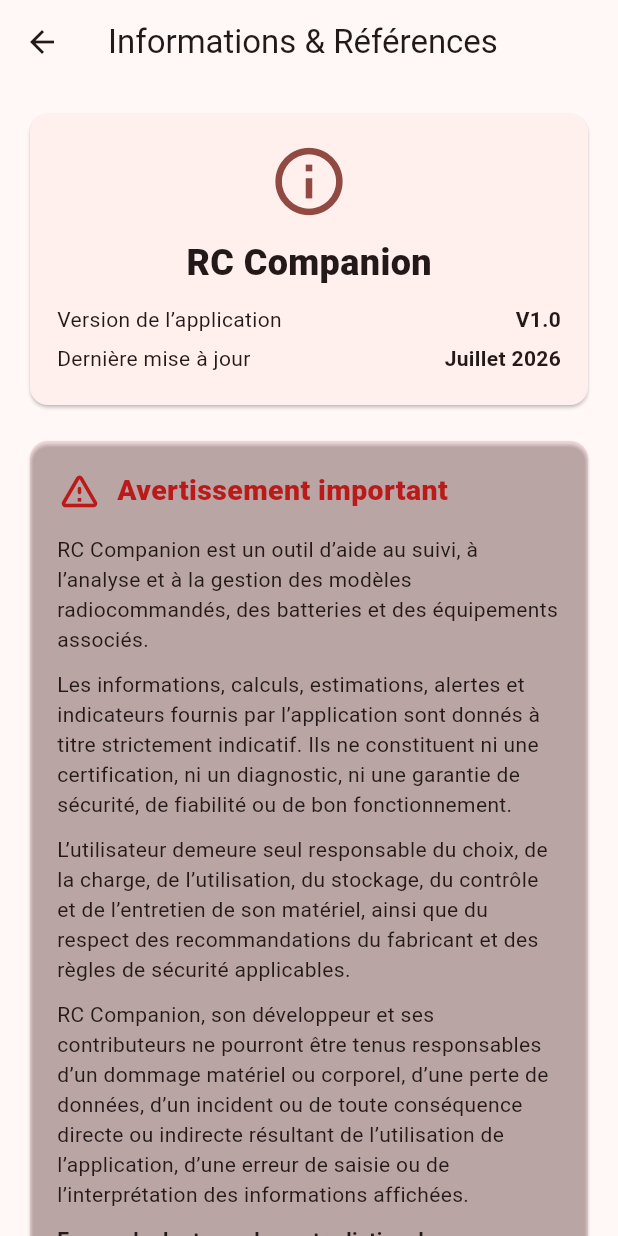
After one commit to ClemClem-RC69/rc_companion, a Flutter app: the screen it shows once a user with an empty profile is signed in, after a tap on "Informations & Références", on a phone screen of 412 x 824 dp. The commit adds this screen. Run offline on Flutter 3.47's test engine with Material 3 defaults, Android fonts, the phone set to English and light mode, and no system bars; our stand-ins replace file_picker, image_picker, pdf, printing, qr_flutter, supabase_flutter; missing offline and left inert: mobile_scanner, pdfrx; accounts and stored records are empty; statements that could not run were skipped; project files that could hold a hidden picture were left out.

Commit message:
Ajout page Informations et Références

```diff
--- a/lib/features/dashboard/dashboard_page.dart
+++ b/lib/features/dashboard/dashboard_page.dart
@@ -3,6 +3,7 @@ import 'package:supabase_flutter/supabase_flutter.dart';
 
 import '../../pages/radios_page.dart';
 import '../batteries/batteries_page.dart';
+import '../info/info_page.dart';
 import '../maintenance/maintenance_page.dart';
 import '../models/models_page.dart';
 import '../sessions/sessions_page.dart';
@@ -131,6 +132,15 @@ class DashboardPage extends StatelessWidget {
             subtitle: 'Réparations, réglages et modifications',
             onTap: () => open(context, const MaintenancePage()),
           ),
+          const SizedBox(height: 8),
+          Align(
+            alignment: Alignment.centerRight,
+            child: TextButton.icon(
+              onPressed: () => open(context, const InfoPage()),
+              icon: const Icon(Icons.info_outline, size: 20),
+              label: const Text('Informations & Références'),
+            ),
+          ),
         ],
       ),
     );
--- /dev/null
+++ b/lib/features/info/info_page.dart
@@ -0,0 +1,300 @@
+import 'package:flutter/material.dart';
+
+class InfoPage extends StatelessWidget {
+  const InfoPage({super.key});
+
+  static const String appVersion = 'V1.0';
+  static const String batteryHealthVersion = 'V1.0';
+  static const String batteryCompatibilityVersion = 'V1.0';
+  static const String lastUpdate = 'Juillet 2026';
+
+  @override
+  Widget build(BuildContext context) {
+    return Scaffold(
+      appBar: AppBar(
+        title: const Text('Informations & Références'),
+      ),
+      body: ListView(
+        padding: const EdgeInsets.fromLTRB(16, 16, 16, 32),
+        children: [
+          _headerCard(context),
+          const SizedBox(height: 16),
+          _warningCard(context),
+          const SizedBox(height: 16),
+          _sectionCard(
+            context,
+            icon: Icons.battery_charging_full,
+            title: 'Santé batterie',
+            children: const [
+              Text(
+                'Les estimations de santé affichées par RC Companion '
+                'sont actuellement basées sur :',
+              ),
+              SizedBox(height: 10),
+              _InfoBullet('la tension de chaque cellule ;'),
+              _InfoBullet('l’écart de tension entre les cellules ;'),
+              _InfoBullet(
+                'la résistance interne de chaque cellule relevée '
+                'après charge ;',
+              ),
+              _InfoBullet(
+                'l’évolution des résistances internes par rapport '
+                'au relevé de référence ;',
+              ),
+              _InfoBullet(
+                'la cohérence des valeurs entre les cellules du pack.',
+              ),
+              SizedBox(height: 12),
+              Text(
+                'Les résistances internes relevées après un roulage '
+                'ne sont pas utilisées pour estimer la santé de la batterie.',
+              ),
+              SizedBox(height: 12),
+              _VersionLine(
+                label: 'Version de l’algorithme',
+                value: batteryHealthVersion,
+              ),
+            ],
+          ),
+          const SizedBox(height: 16),
+          _sectionCard(
+            context,
+            icon: Icons.link,
+            title: 'Compatibilité batteries',
+            children: const [
+              Text(
+                'Les règles de compatibilité proposées par RC Companion '
+                'constituent une aide à la sélection des batteries.',
+              ),
+              SizedBox(height: 10),
+              Text(
+                'Elles reposent notamment sur le nombre de cellules, '
+                'la technologie, la capacité, le taux de décharge et '
+                'la configuration du modèle.',
+              ),
+              SizedBox(height: 10),
+              Text(
+                'Elles ne remplacent pas les recommandations du fabricant '
+                'du modèle, du variateur, du moteur, du chargeur ou '
+                'de la batterie.',
+              ),
+              SizedBox(height: 12),
+              _VersionLine(
+                label: 'Version de l’algorithme',
+                value: batteryCompatibilityVersion,
+              ),
+            ],
+          ),
+          const SizedBox(height: 16),
+          _sectionCard(
+            context,
+            icon: Icons.update,
+            title: 'Évolution des calculs',
+            children: const [
+              Text(
+                'Les règles, seuils et algorithmes utilisés par '
+                'RC Companion sont susceptibles d’évoluer au fil des '
+                'mises à jour afin d’améliorer la précision des analyses, '
+                'l’ergonomie et la sécurité d’utilisation.',
+              ),
+              SizedBox(height: 10),
+              Text(
+                'Cette page sera mise à jour à chaque ajout ou modification '
+                'd’un calcul, d’un seuil ou d’une règle de compatibilité.',
+              ),
+            ],
+          ),
+        ],
+      ),
+    );
+  }
+
+  Widget _headerCard(BuildContext context) {
+    return Card(
+      child: Padding(
+        padding: const EdgeInsets.all(18),
+        child: Column(
+          children: [
+            Icon(
+              Icons.info_outline,
+              size: 54,
+              color: Theme.of(context).colorScheme.primary,
+            ),
+            const SizedBox(height: 10),
+            const Text(
+              'RC Companion',
+              style: TextStyle(
+                fontSize: 24,
+                fontWeight: FontWeight.w800,
+              ),
+            ),
+            const SizedBox(height: 8),
+            const _VersionLine(
+              label: 'Version de l’application',
+              value: appVersion,
+            ),
+            const _VersionLine(
+              label: 'Dernière mise à jour',
+              value: lastUpdate,
+            ),
+          ],
+        ),
+      ),
+    );
+  }
+
+  Widget _warningCard(BuildContext context) {
+    final color = Theme.of(context).colorScheme.error;
+
+    return Card(
+      color: color.withValues(alpha: 0.10),
+      child: Padding(
+        padding: const EdgeInsets.all(18),
+        child: Column(
+          crossAxisAlignment: CrossAxisAlignment.start,
+          children: [
+            Row(
+              children: [
+                Icon(Icons.warning_amber_rounded, color: color, size: 30),
+                const SizedBox(width: 10),
+                Text(
+                  'Avertissement important',
+                  style: TextStyle(
+                    color: color,
+                    fontSize: 19,
+                    fontWeight: FontWeight.w800,
+                  ),
+                ),
+              ],
+            ),
+            const SizedBox(height: 14),
+            const Text(
+              'RC Companion est un outil d’aide au suivi, à l’analyse '
+              'et à la gestion des modèles radiocommandés, des batteries '
+              'et des équipements associés.',
+            ),
+            const SizedBox(height: 10),
+            const Text(
+              'Les informations, calculs, estimations, alertes et '
+              'indicateurs fournis par l’application sont donnés à titre '
+              'strictement indicatif. Ils ne constituent ni une '
+              'certification, ni un diagnostic, ni une garantie de '
+              'sécurité, de fiabilité ou de bon fonctionnement.',
+            ),
+            const SizedBox(height: 10),
+            const Text(
+              'L’utilisateur demeure seul responsable du choix, de la '
+              'charge, de l’utilisation, du stockage, du contrôle et de '
+              'l’entretien de son matériel, ainsi que du respect des '
+              'recommandations du fabricant et des règles de sécurité '
+              'applicables.',
+            ),
+            const SizedBox(height: 10),
+            const Text(
+              'RC Companion, son développeur et ses contributeurs ne '
+              'pourront être tenus responsables d’un dommage matériel '
+              'ou corporel, d’une perte de données, d’un incident ou de '
+              'toute conséquence directe ou indirecte résultant de '
+              'l’utilisation de l’application, d’une erreur de saisie '
+              'ou de l’interprétation des informations affichées.',
+            ),
+            const SizedBox(height: 10),
+            const Text(
+              'En cas de doute ou de contradiction, les recommandations '
+              'du fabricant et les règles de sécurité doivent toujours '
+              'prévaloir sur les indications fournies par RC Companion.',
+              style: TextStyle(fontWeight: FontWeight.w700),
+            ),
+          ],
+        ),
+      ),
+    );
+  }
+
+  Widget _sectionCard(
+    BuildContext context, {
+    required IconData icon,
+    required String title,
+    required List<Widget> children,
+  }) {
+    return Card(
+      child: Padding(
+        padding: const EdgeInsets.all(18),
+        child: Column(
+          crossAxisAlignment: CrossAxisAlignment.start,
+          children: [
+            Row(
+              children: [
+                Icon(
+                  icon,
+                  color: Theme.of(context).colorScheme.primary,
+                ),
+                const SizedBox(width: 10),
+                Text(
+                  title,
+                  style: const TextStyle(
+                    fontSize: 19,
+                    fontWeight: FontWeight.w800,
+                  ),
+                ),
+              ],
+            ),
+            const SizedBox(height: 14),
+            ...children,
+          ],
+        ),
+      ),
+    );
+  }
+}
+
+class _InfoBullet extends StatelessWidget {
+  const _InfoBullet(this.text);
+
+  final String text;
+
+  @override
+  Widget build(BuildContext context) {
+    return Padding(
+      padding: const EdgeInsets.only(bottom: 7),
+      child: Row(
+        crossAxisAlignment: CrossAxisAlignment.start,
+        children: [
+          const Padding(
+            padding: EdgeInsets.only(top: 7),
+            child: Icon(Icons.circle, size: 6),
+          ),
+          const SizedBox(width: 10),
+          Expanded(child: Text(text)),
+        ],
+      ),
+    );
+  }
+}
+
+class _VersionLine extends StatelessWidget {
+  const _VersionLine({
+    required this.label,
+    required this.value,
+  });
+
+  final String label;
+  final String value;
+
+  @override
+  Widget build(BuildContext context) {
+    return Padding(
+      padding: const EdgeInsets.symmetric(vertical: 3),
+      child: Row(
+        children: [
+          Expanded(child: Text(label)),
+          const SizedBox(width: 12),
+          Text(
+            value,
+            style: const TextStyle(fontWeight: FontWeight.w700),
+          ),
+        ],
+      ),
+    );
+  }
+}
```
